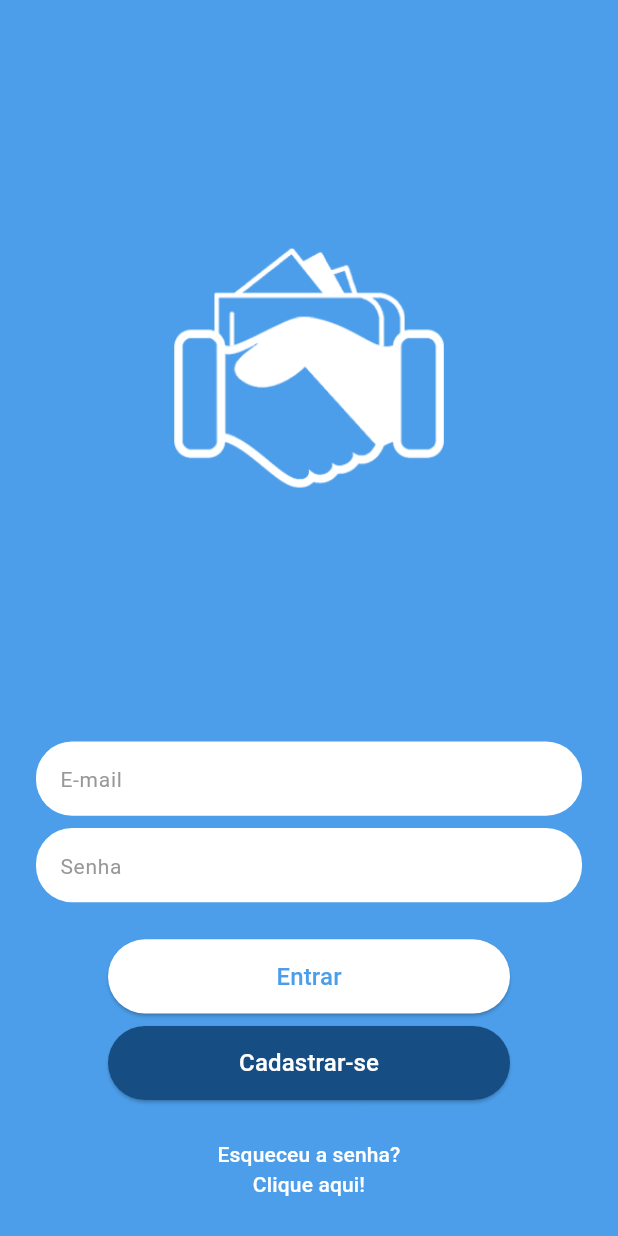
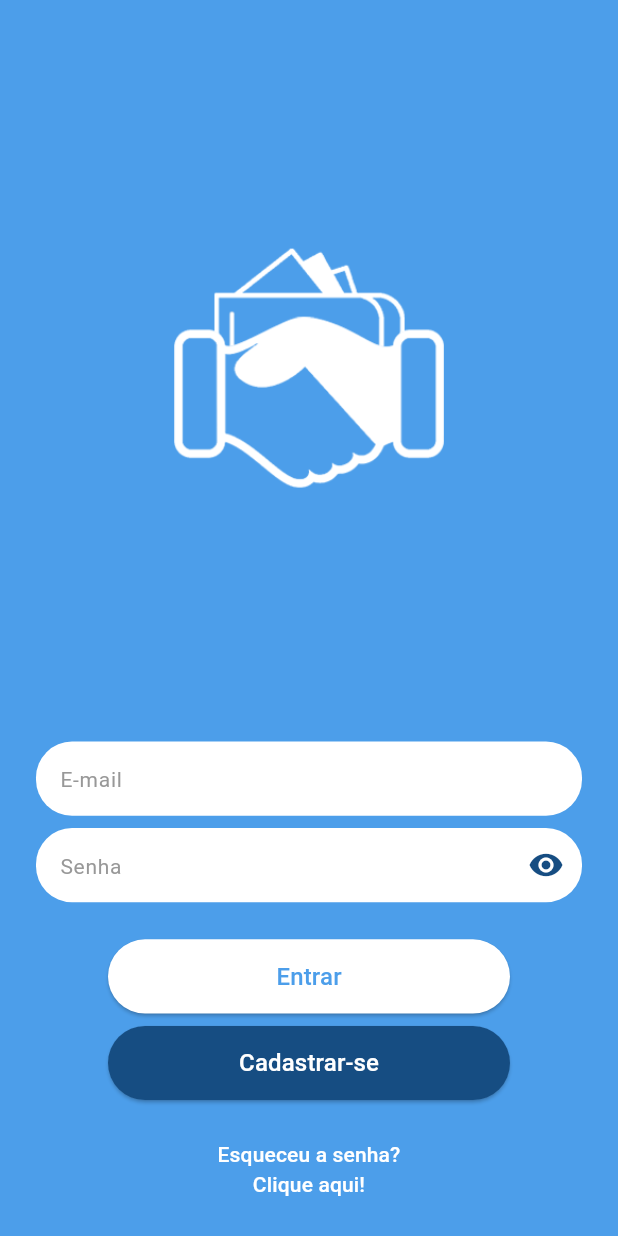
Before and after one commit to devnatanaelsantos/carteira_parceira, a Flutter app: the screen it shows after launch, on a phone screen of 412 x 824 dp. Run offline on Flutter 3.47's test engine with Material 3 defaults, Android fonts, the phone set to English and light mode, and no system bars.

Commit message:
feate: Adicionado funcionalidade  para exibir/ocultar senha

```diff
--- a/lib/home_page.dart
+++ b/lib/home_page.dart
@@ -9,14 +9,16 @@ class HomePage extends StatefulWidget {
 }
 
 class _HomePageState extends State<HomePage> {
+  //Variáveis para configuração o botão de visibilidade de senha
+  bool obscureText = true;
+  IconData? iconPassword = Icons.visibility;
+
   @override
   Widget build(BuildContext context) {
     //display Width
     double screenWidth = MediaQuery.of(context).size.width;
     //display Height
     double screenHeight = MediaQuery.of(context).size.height;
-    //containerMain Heigth
-    //double containerMainHeight = screenHeight * 0.436;
 
     return Scaffold(
       backgroundColor: AppColors.primarycolor,
@@ -35,13 +37,15 @@ class _HomePageState extends State<HomePage> {
               ),
             ),
             SizedBox(height: screenHeight * 0.19),
+            //text box e-mail
             SizedBox(
               height: screenHeight * 0.06,
               width: screenWidth - 48,
               child: TextField(
+                keyboardType: TextInputType.emailAddress,
                 decoration: InputDecoration(
                   filled: true,
-                  fillColor: const Color.fromARGB(255, 255, 255, 255),
+                  fillColor: Colors.white,
                   border: OutlineInputBorder(
                     borderRadius: BorderRadius.circular(24),
                     borderSide: BorderSide.none,
@@ -54,13 +58,14 @@ class _HomePageState extends State<HomePage> {
               ),
             ),
             SizedBox(height: screenHeight * 0.01),
+            //text box senha
             SizedBox(
               height: screenHeight * 0.06,
               width: screenWidth - 48,
               child: TextField(
                 decoration: InputDecoration(
                   filled: true,
-                  fillColor: const Color.fromARGB(255, 255, 255, 255),
+                  fillColor: Colors.white,
                   border: OutlineInputBorder(
                     borderRadius: BorderRadius.circular(24),
                     borderSide: BorderSide.none,
@@ -68,12 +73,31 @@ class _HomePageState extends State<HomePage> {
                   hintText: "Senha",
                   hintStyle:
                       const TextStyle(color: Color(0xFF989898), fontSize: 14),
+                  //configurando botão de visibilidade de senha
+                  suffixIcon: IconButton(
+                    onPressed: () {
+                      if (obscureText == true) {
+                        setState(() {
+                          obscureText = false;
+                          iconPassword = Icons.visibility_off;
+                        });
+                      } else {
+                        setState(() {
+                          obscureText = true;
+                          iconPassword = Icons.visibility;
+                        });
+                      }
+                    },
+                    icon: Icon(iconPassword),
+                    color: AppColors.secundarycolor,
+                  ),
                 ),
-                obscureText: true,
+                obscureText: obscureText,
                 textAlign: TextAlign.left,
               ),
             ),
             SizedBox(height: screenHeight * 0.03),
+            //button entrar
             SizedBox(
               height: screenHeight * 0.06,
               width: screenWidth - 144,
@@ -93,6 +117,7 @@ class _HomePageState extends State<HomePage> {
               ),
             ),
             SizedBox(height: screenHeight * 0.01),
+            //button cadastrar-se
             SizedBox(
               height: screenHeight * 0.06,
               width: screenWidth - 144,
@@ -112,6 +137,7 @@ class _HomePageState extends State<HomePage> {
               ),
             ),
             SizedBox(height: screenHeight * 0.02),
+            //button esqueceu a senha
             SizedBox(
               width: 150,
               height: 60,
```
